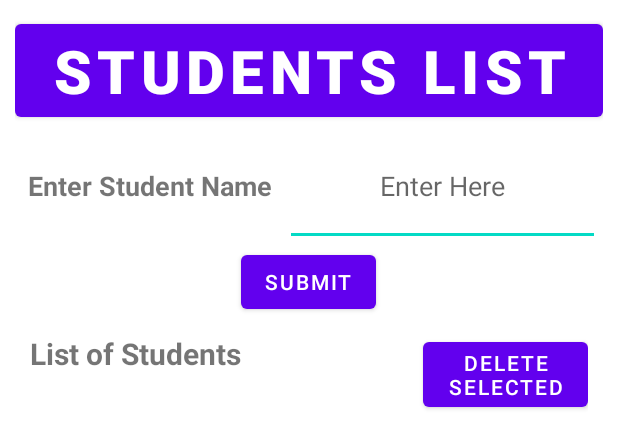
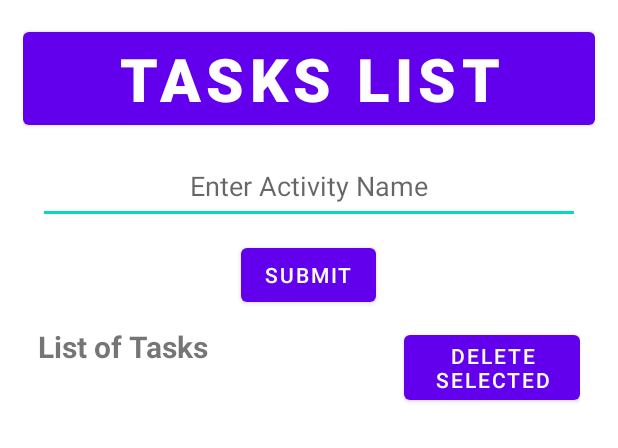
Before and after one commit to Cambrian-ITCAMD/Lab4-ToDoList, an Android app: the layout activity_main.xml on its own in the app's theme, with its tools: preview values and no code run, on a phone screen of 412 x 824 dp. Shown: the top 448 px of the screen. Run offline under Robolectric (Android 15) with nearby library versions, the phone set to English and light mode, and no system bars.

Commit message:
changes from demo app to Lab4 requirements

```diff
--- a/app/src/main/res/layout/activity_main.xml
+++ b/app/src/main/res/layout/activity_main.xml
@@ -1,17 +1,19 @@
 <?xml version="1.0" encoding="utf-8"?>
-<ScrollView xmlns:android="http://schemas.android.com/apk/res/android"
+<androidx.appcompat.widget.LinearLayoutCompat xmlns:android="http://schemas.android.com/apk/res/android"
     xmlns:app="http://schemas.android.com/apk/res-auto"
     xmlns:tools="http://schemas.android.com/tools"
     android:layout_width="match_parent"
     android:layout_height="match_parent"
+    android:orientation="vertical"
     tools:context=".MainActivity">
 
     <LinearLayout
         android:id="@+id/infoFrame"
         android:layout_width="match_parent"
-        android:layout_height="wrap_content"
+        android:layout_height="match_parent"
         android:layout_margin="10dp"
-        android:orientation="vertical">
+        android:orientation="vertical"
+        android:padding="5dp">
 
         <Button
             android:id="@+id/heading"
@@ -22,30 +24,16 @@
             android:textSize="40sp"
             android:textStyle="bold" />
 
-        <LinearLayout
-            android:id="@+id/studentInfoFrame"
-            android:layout_width="390dp"
-            android:layout_height="80dp"
-            android:orientation="horizontal">
-
-            <TextView
-                android:id="@+id/inputInstruction"
-                android:layout_width="180dp"
-                android:layout_height="match_parent"
-                android:text="@string/instruction1"
-                android:gravity="center"
-                android:textStyle="bold"
-                android:textSize="18sp"/>
 
         <EditText
-                android:id="@+id/enterName"
+            android:id="@+id/enterTask"
+            android:layout_margin="10dp"
             android:hint="@string/instruction"
             android:inputType="text"
             android:autofillHints="name"
             android:gravity="center"
             android:layout_width="match_parent"
-                android:layout_height="match_parent"/>
-        </LinearLayout>
+            android:layout_height="50dp"/>
 
         <Button
             android:id="@+id/submitButton"
@@ -56,13 +44,13 @@
 
         <LinearLayout
             android:layout_width="match_parent"
-            android:layout_height="match_parent"
+            android:layout_height="wrap_content"
             android:layout_margin="10dp"
             android:orientation="horizontal">
 
             <TextView
                 android:id="@+id/listName"
-                android:layout_width="262dp"
+                android:layout_width="244dp"
                 android:layout_height="match_parent"
                 android:text="@string/student_list"
                 android:textSize="20sp"
@@ -75,18 +63,11 @@
                 android:text="@string/delete"/>
         </LinearLayout>
 
-        <LinearLayout
-            android:id="@+id/listFrame"
+        <ListView
+            android:id="@+id/toDoList"
             android:layout_width="match_parent"
-            android:layout_height="match_parent"
-            android:orientation="horizontal">
-
-            <ListView
-                android:id="@+id/studentsList"
-                android:layout_width="match_parent"
-                android:layout_height="200dp" />
-        </LinearLayout>
+            android:layout_height="430dp" />
 
     </LinearLayout>
 
-</ScrollView>
+</androidx.appcompat.widget.LinearLayoutCompat>
--- a/app/src/main/res/values/strings.xml
+++ b/app/src/main/res/values/strings.xml
@@ -1,9 +1,9 @@
 <resources>
     <string name="app_name">ToDoList</string>
-    <string name="app_heading">Students List</string>
-    <string name="instruction1">Enter Student Name</string>
-    <string name="instruction">Enter Here</string>
+    <string name="app_heading">Tasks List</string>
+    <string name="instruction1">T</string>
+    <string name="instruction">Enter Activity Name</string>
     <string name="submit_button">Submit</string>
-    <string name="student_list">List of Students</string>
+    <string name="student_list">List of Tasks</string>
     <string name="delete">Delete Selected</string>
 </resources>
```
Also changed, not shown: app/src/main/java/ca/skaram/myapplication/MainActivity.kt (+42 -25 lines), app/src/main/res/drawable/rounded_151782356.jpg (added). Lines whose indentation alone changed are shown as unchanged.
